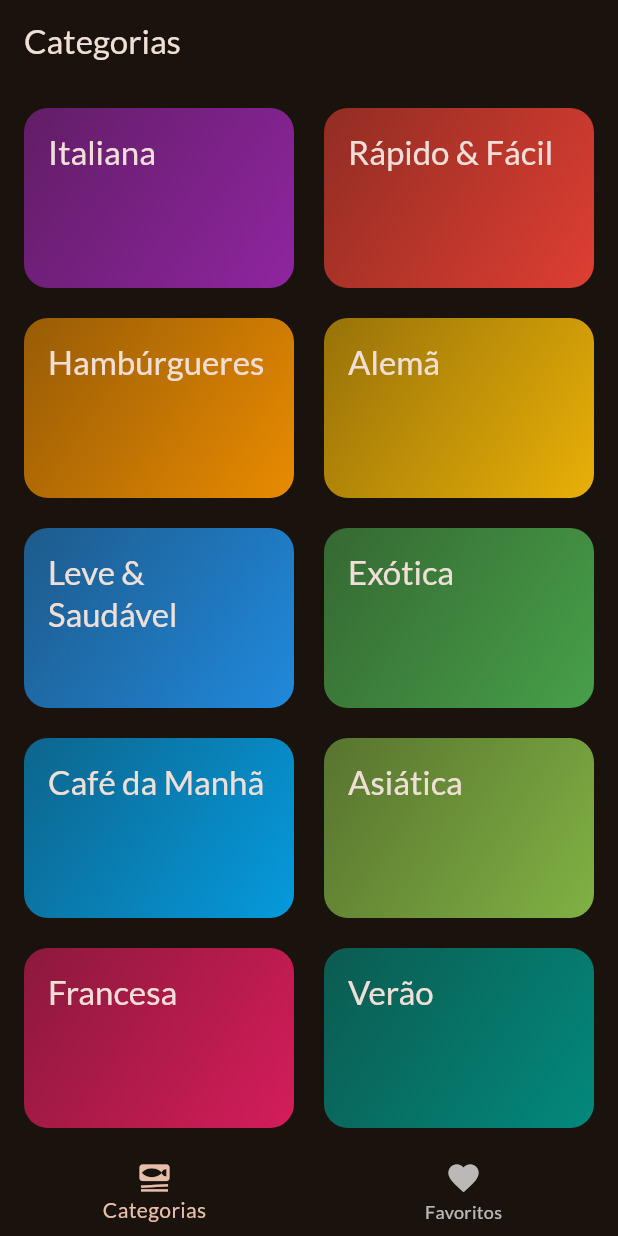
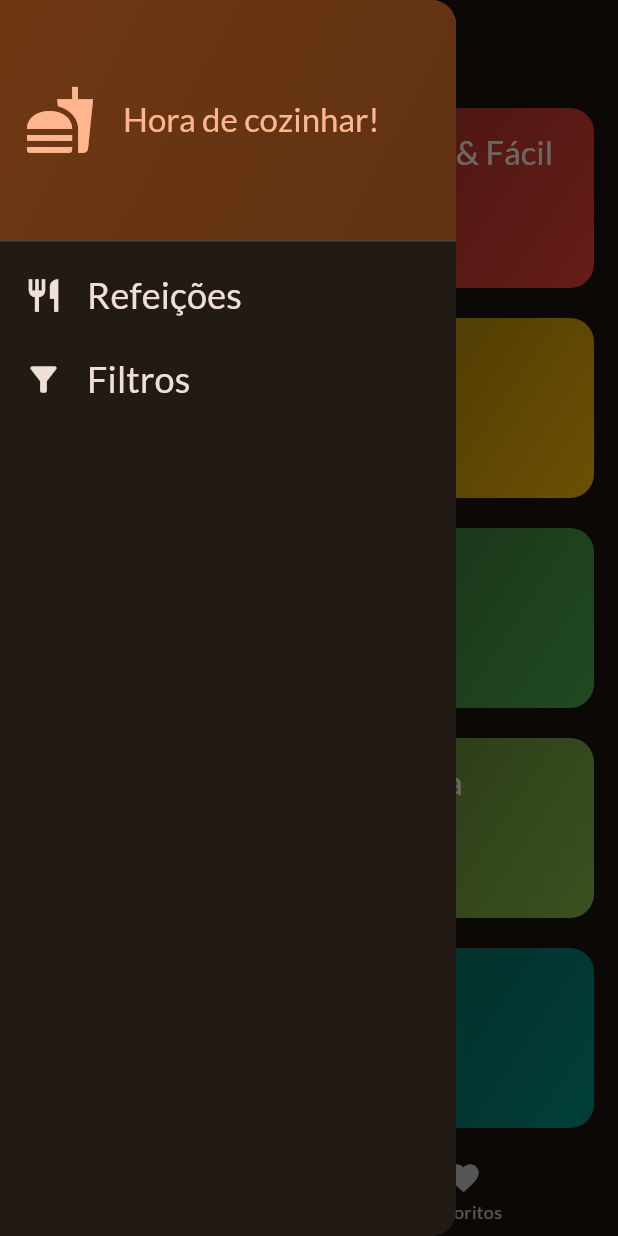
Before and after one commit to rlneto/refeicoes_flutter, a Flutter app: the screen it shows after launch, with the side drawer open (before the commit the screen has no drawer), on a phone screen of 412 x 824 dp. Run offline on Flutter 3.47's test engine with Material 3 defaults, Android fonts, the phone set to English and light mode, and no system bars; our stand-ins replace google_fonts, transparent_image.

Commit message:
In progress: Menu lateral Versão com menu em vez de back button

```diff
--- /dev/null
+++ b/lib/screens/main_drawer.dart
@@ -0,0 +1,82 @@
+import 'package:flutter/material.dart';
+
+class MainDrawer extends StatelessWidget {
+  const MainDrawer({super.key, required this.onSelectScreen});
+
+  final void Function(String identifier) onSelectScreen;
+
+  @override
+  Widget build(BuildContext context) {
+    return Drawer(
+      child: Column(
+        children: [
+          DrawerHeader(
+            padding: EdgeInsets.all(16),
+            decoration: BoxDecoration(
+              gradient: LinearGradient(
+                colors: [
+                  Theme.of(context).colorScheme.primaryContainer,
+                  Theme.of(
+                    context,
+                  ).colorScheme.primaryContainer.withValues(alpha: 0.8),
+                ],
+                begin: Alignment.topLeft,
+                end: Alignment.bottomRight,
+              ),
+            ),
+            child: Row(
+              children: [
+                Icon(
+                  Icons.fastfood,
+                  size: 48,
+                  color: Theme.of(context).colorScheme.primary,
+                ),
+                const SizedBox(width: 18),
+                Text(
+                  'Hora de cozinhar!',
+                  style: Theme.of(context).textTheme.titleLarge!.copyWith(
+                    color: Theme.of(context).colorScheme.primary,
+                  ),
+                ),
+              ],
+            ),
+          ),
+          ListTile(
+            leading: Icon(
+              Icons.restaurant,
+              size: 26,
+              color: Theme.of(context).colorScheme.onSurface,
+            ),
+            title: Text(
+              'Refeições',
+              style: Theme.of(context).textTheme.titleSmall!.copyWith(
+                color: Theme.of(context).colorScheme.onSurface,
+                fontSize: 24,
+              ),
+            ),
+            onTap: () {
+              onSelectScreen('meals');
+            },
+          ),
+          ListTile(
+            leading: Icon(
+              Icons.filter_alt,
+              size: 26,
+              color: Theme.of(context).colorScheme.onSurface,
+            ),
+            title: Text(
+              'Filtros',
+              style: Theme.of(context).textTheme.titleSmall!.copyWith(
+                color: Theme.of(context).colorScheme.onSurface,
+                fontSize: 24,
+              ),
+            ),
+            onTap: () {
+              onSelectScreen('filters');
+            },
+          ),
+        ],
+      ),
+    );
+  }
+}
```
Also changed, not shown: analysis_options.yaml (+12 -12 lines), lib/screens/filters.dart (added, +59 -0 lines), lib/screens/tabs.dart (+12 -0 lines).
